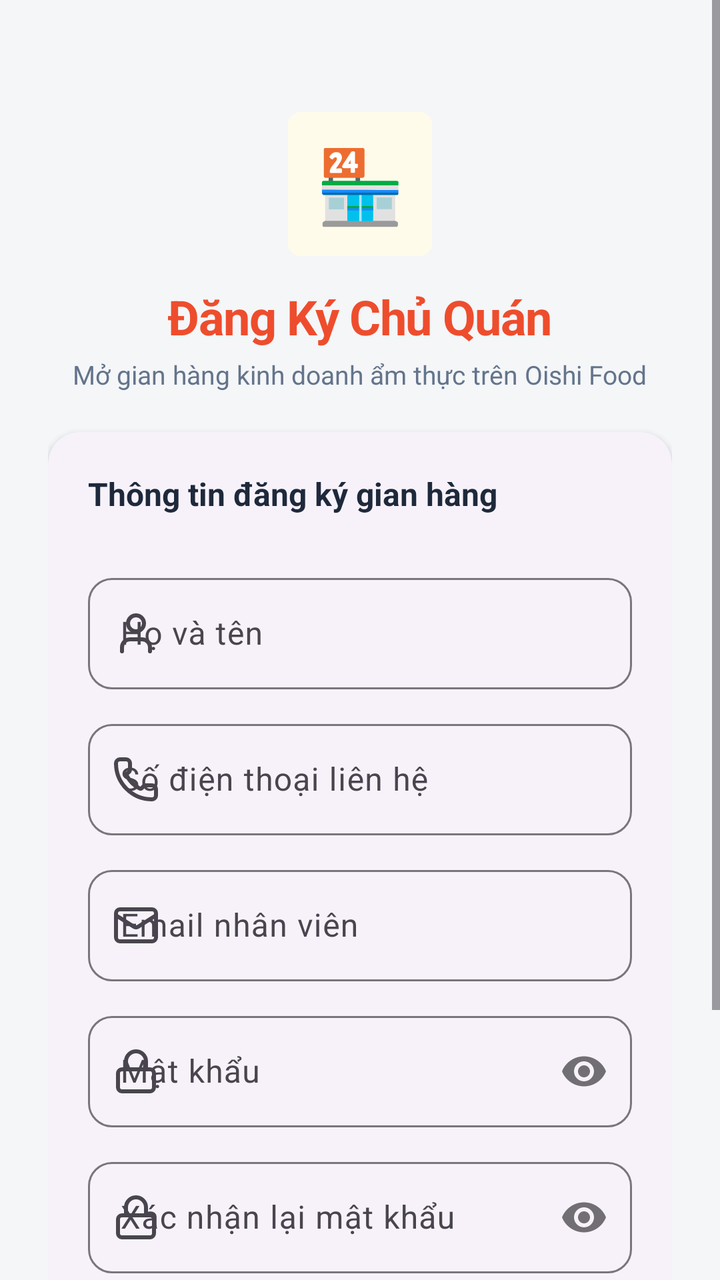
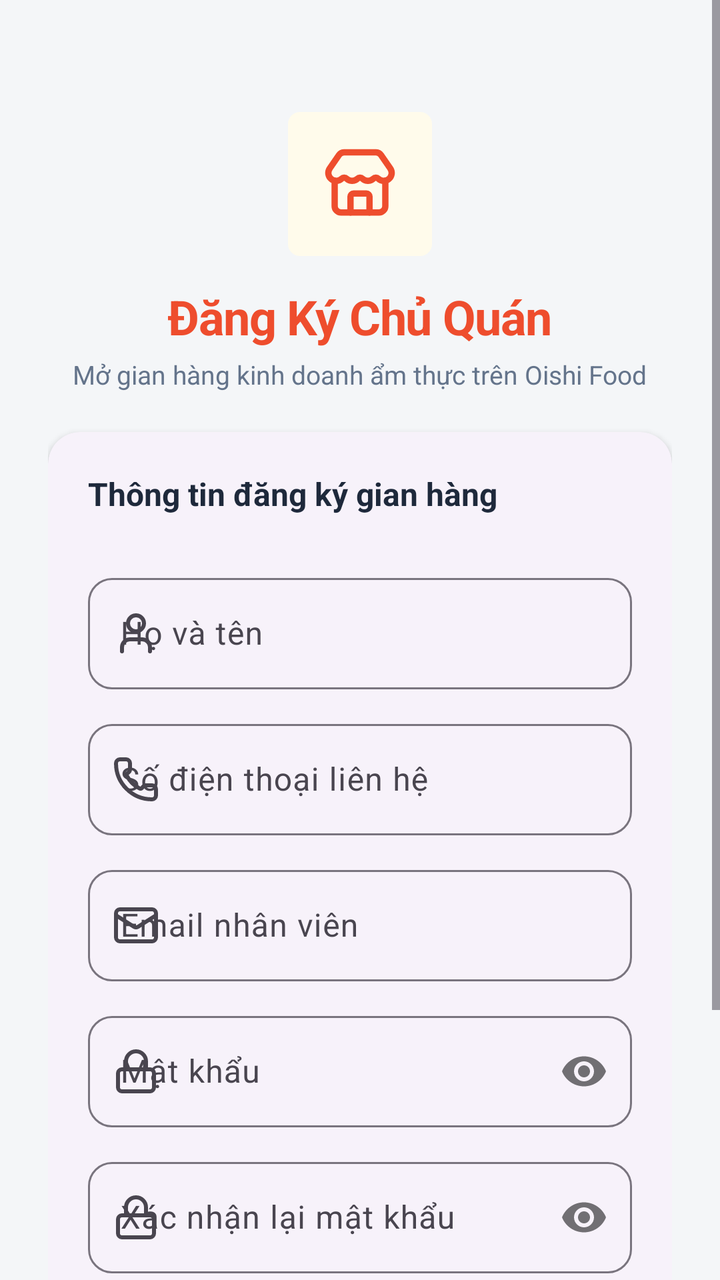

Compare the two renders of this Android layout. The source of the first and the diff that turns it into the second are given below.
<!-- AndroidManifest.xml: application theme Theme.FoodOrder.Internal -->
<!-- res/layout/activity_register_internal.xml -->
<?xml version="1.0" encoding="utf-8"?>
<ScrollView xmlns:android="http://schemas.android.com/apk/res/android"
    xmlns:app="http://schemas.android.com/apk/res-auto"
    android:layout_width="match_parent"
    android:layout_height="match_parent"
    android:background="@color/background"
    android:fitsSystemWindows="true"
    android:fillViewport="true">

    <androidx.constraintlayout.widget.ConstraintLayout
        android:layout_width="match_parent"
        android:layout_height="wrap_content"
        android:padding="24dp">

        
        <FrameLayout
            android:id="@+id/logoBoxRegister"
            android:layout_width="72dp"
            android:layout_height="72dp"
            android:layout_marginTop="32dp"
            android:background="@drawable/bg_badge_orange"
            app:layout_constraintEnd_toEndOf="parent"
            app:layout_constraintStart_toStartOf="parent"
            app:layout_constraintTop_toTopOf="parent">

            <TextView
                android:layout_width="wrap_content"
                android:layout_height="wrap_content"
                android:layout_gravity="center"
                android:text="🏪"
                android:textSize="36sp" />
        </FrameLayout>

        <TextView
            android:id="@+id/tvRegisterTitle"
            android:layout_width="wrap_content"
            android:layout_height="wrap_content"
            android:layout_marginTop="14dp"
            android:letterSpacing="-0.02"
            android:text="Đăng Ký Chủ Quán"
            android:textColor="@color/primary"
            android:textSize="24sp"
            android:textStyle="bold"
            app:layout_constraintEnd_toEndOf="parent"
            app:layout_constraintStart_toStartOf="parent"
            app:layout_constraintTop_toBottomOf="@id/logoBoxRegister" />

        <TextView
            android:id="@+id/tvRegisterSubtitle"
            android:layout_width="wrap_content"
            android:layout_height="wrap_content"
            android:layout_marginTop="4dp"
            android:text="Mở gian hàng kinh doanh ẩm thực trên Oishi Food"
            android:textColor="@color/text_secondary"
            android:textSize="13sp"
            app:layout_constraintEnd_toEndOf="parent"
            app:layout_constraintStart_toStartOf="parent"
            app:layout_constraintTop_toBottomOf="@id/tvRegisterTitle" />

        
        <com.google.android.material.card.MaterialCardView
            android:id="@+id/cardRegisterInternal"
            style="@style/Widget.Material3.CardView.Elevated"
            android:layout_width="match_parent"
            android:layout_height="wrap_content"
            android:layout_marginTop="20dp"
            app:cardCornerRadius="16dp"
            app:cardElevation="2dp"
            app:layout_constraintTop_toBottomOf="@id/tvRegisterSubtitle">

            <LinearLayout
                android:layout_width="match_parent"
                android:layout_height="wrap_content"
                android:orientation="vertical"
                android:padding="20dp">

                <TextView
                    android:layout_width="wrap_content"
                    android:layout_height="wrap_content"
                    android:layout_marginBottom="14dp"
                    android:text="Thông tin đăng ký gian hàng"
                    android:textColor="@color/text_primary"
                    android:textSize="16sp"
                    android:textStyle="bold" />

                
                <com.google.android.material.textfield.TextInputLayout
                    android:id="@+id/tilRegisterName"
                    style="@style/Widget.Internal.TextInput"
                    android:layout_width="match_parent"
                    android:layout_height="wrap_content"
                    android:layout_marginTop="12dp"
                    android:hint="Họ và tên"
                    app:startIconDrawable="@drawable/ic_user">

                    <com.google.android.material.textfield.TextInputEditText
                        android:id="@+id/etRegisterName"
                        android:layout_width="match_parent"
                        android:layout_height="wrap_content"
                        android:inputType="textPersonName"
                        android:textColor="@color/text_primary" />
                </com.google.android.material.textfield.TextInputLayout>

                
                <com.google.android.material.textfield.TextInputLayout
                    android:id="@+id/tilRegisterPhone"
                    style="@style/Widget.Internal.TextInput"
                    android:layout_width="match_parent"
                    android:layout_height="wrap_content"
                    android:layout_marginTop="12dp"
                    android:hint="Số điện thoại liên hệ"
                    app:startIconDrawable="@drawable/ic_phone">

                    <com.google.android.material.textfield.TextInputEditText
                        android:id="@+id/etRegisterPhone"
                        android:layout_width="match_parent"
                        android:layout_height="wrap_content"
                        android:inputType="phone"
                        android:textColor="@color/text_primary" />
                </com.google.android.material.textfield.TextInputLayout>

                
                <com.google.android.material.textfield.TextInputLayout
                    android:id="@+id/tilRegisterEmail"
                    style="@style/Widget.Internal.TextInput"
                    android:layout_width="match_parent"
                    android:layout_height="wrap_content"
                    android:layout_marginTop="12dp"
                    android:hint="@string/email_hint"
                    app:startIconDrawable="@drawable/ic_mail">

                    <com.google.android.material.textfield.TextInputEditText
                        android:id="@+id/etRegisterEmail"
                        android:layout_width="match_parent"
                        android:layout_height="wrap_content"
                        android:inputType="textEmailAddress"
                        android:textColor="@color/text_primary" />
                </com.google.android.material.textfield.TextInputLayout>

                
                <com.google.android.material.textfield.TextInputLayout
                    android:id="@+id/tilRegisterPassword"
                    style="@style/Widget.Internal.TextInput"
                    android:layout_width="match_parent"
                    android:layout_height="wrap_content"
                    android:layout_marginTop="12dp"
                    android:hint="@string/password_hint"
                    app:passwordToggleEnabled="true"
                    app:startIconDrawable="@drawable/ic_lock">

                    <com.google.android.material.textfield.TextInputEditText
                        android:id="@+id/etRegisterPassword"
                        android:layout_width="match_parent"
                        android:layout_height="wrap_content"
                        android:inputType="textPassword"
                        android:textColor="@color/text_primary" />
                </com.google.android.material.textfield.TextInputLayout>

                
                <com.google.android.material.textfield.TextInputLayout
                    android:id="@+id/tilRegisterConfirmPassword"
                    style="@style/Widget.Internal.TextInput"
                    android:layout_width="match_parent"
                    android:layout_height="wrap_content"
                    android:layout_marginTop="12dp"
                    android:hint="Xác nhận lại mật khẩu"
                    app:passwordToggleEnabled="true"
                    app:startIconDrawable="@drawable/ic_lock">

                    <com.google.android.material.textfield.TextInputEditText
                        android:id="@+id/etRegisterConfirmPassword"
                        android:layout_width="match_parent"
                        android:layout_height="wrap_content"
                        android:inputType="textPassword"
                        android:textColor="@color/text_primary" />
                </com.google.android.material.textfield.TextInputLayout>

                
                <com.google.android.material.button.MaterialButton
                    android:id="@+id/btnSubmitRegister"
                    style="@style/Widget.Internal.Button"
                    android:layout_width="match_parent"
                    android:layout_height="52dp"
                    android:layout_marginTop="20dp"
                    android:backgroundTint="@color/primary"
                    android:text="Đăng Ký Đối Tác"
                    android:textColor="@color/on_primary" />

                <ProgressBar
                    android:id="@+id/progressBarRegister"
                    android:layout_width="wrap_content"
                    android:layout_height="wrap_content"
                    android:layout_gravity="center"
                    android:layout_marginTop="12dp"
                    android:visibility="gone" />

            </LinearLayout>
        </com.google.android.material.card.MaterialCardView>

        
        <LinearLayout
            android:layout_width="wrap_content"
            android:layout_height="wrap_content"
            android:layout_marginTop="16dp"
            android:layout_marginBottom="24dp"
            android:orientation="horizontal"
            app:layout_constraintBottom_toBottomOf="parent"
            app:layout_constraintEnd_toEndOf="parent"
            app:layout_constraintStart_toStartOf="parent"
            app:layout_constraintTop_toBottomOf="@id/cardRegisterInternal">

            <TextView
                android:layout_width="wrap_content"
                android:layout_height="wrap_content"
                android:text="Đã có tài khoản đối tác? "
                android:textColor="@color/text_secondary"
                android:textSize="13.5sp" />

            <TextView
                android:id="@+id/tvBackToLogin"
                android:layout_width="wrap_content"
                android:layout_height="wrap_content"
                android:text="Đăng nhập ngay"
                android:textColor="@color/primary"
                android:textSize="13.5sp"
                android:textStyle="bold" />
        </LinearLayout>

    </androidx.constraintlayout.widget.ConstraintLayout>
</ScrollView>
<!-- resources referenced by this layout -->
<resources>
  <color name="background">#F4F6F8</color>
  <color name="on_primary">#FFFFFF</color>
  <color name="primary">#EE4D2D</color>
  <color name="text_primary">#1E293B</color>
  <color name="text_secondary">#64748B</color>
  <!-- drawable bg_badge_orange (drawable) -->
  <?xml version="1.0" encoding="utf-8"?>
  <shape xmlns:android="http://schemas.android.com/apk/res/android"
      android:shape="rectangle">
      <corners android:radius="6dp" />
      <solid android:color="@color/brand_orange_bg" />
  </shape>
  <!-- drawable ic_phone (drawable) -->
  <vector xmlns:android="http://schemas.android.com/apk/res/android"
      android:width="24dp"
      android:height="24dp"
      android:viewportWidth="24"
      android:viewportHeight="24">
      <path
          android:strokeColor="#FF000000"
          android:strokeWidth="2"
          android:strokeLineCap="round"
          android:strokeLineJoin="round"
          android:pathData="M13.832 16.568a1 1 0 0 0 1.213-.303l.355-.465A2 2 0 0 1 17 15h3a2 2 0 0 1 2 2v3a2 2 0 0 1-2 2A18 18 0 0 1 2 4a2 2 0 0 1 2-2h3a2 2 0 0 1 2 2v3a2 2 0 0 1-.8 1.6l-.468.351a1 1 0 0 0-.292 1.233 14 14 0 0 0 6.392 6.384" />
  </vector>
  <string name="email_hint">Email nhân viên</string>
  <string name="password_hint">Mật khẩu</string>
  <style name="Widget.Internal.Button" parent="Widget.Material3.Button">
          <item name="android:textAllCaps">false</item>
          <item name="cornerRadius">12dp</item>
          <item name="android:textSize">16sp</item>
      </style>
  <style name="Widget.Internal.TextInput" parent="Widget.Material3.TextInputLayout.OutlinedBox">
          <item name="boxCornerRadiusTopStart">12dp</item>
          <item name="boxCornerRadiusTopEnd">12dp</item>
          <item name="boxCornerRadiusBottomStart">12dp</item>
          <item name="boxCornerRadiusBottomEnd">12dp</item>
      </style>
  <style name="Theme.FoodOrder.Internal" parent="Theme.Material3.Light.NoActionBar">
          <item name="colorPrimary">@color/primary</item>
          <item name="colorPrimaryVariant">@color/primary_variant</item>
          <item name="colorOnPrimary">@color/on_primary</item>
          <item name="colorSecondary">@color/secondary</item>
          <item name="colorOnSecondary">@color/on_secondary</item>
          <item name="android:colorBackground">@color/background</item>
          <item name="colorSurface">@color/surface</item>
          <item name="colorOnSurface">@color/on_surface</item>
          <item name="android:statusBarColor">@color/primary</item>
      </style>
  <color name="brand_orange_bg">#FFFBEB</color>
  <color name="primary_variant">#D73211</color>
  <color name="secondary">#2563EB</color>
  <color name="on_secondary">#FFFFFF</color>
  <color name="surface">#FFFFFF</color>
  <color name="on_surface">#1E293B</color>
  <!-- unchanged entries left out for length: 3 -->
</resources>

<!-- the commit's change to res/layout/activity_register_internal.xml (unified diff, before → after) -->
@@ -23,12 +23,12 @@
             app:layout_constraintStart_toStartOf="parent"
             app:layout_constraintTop_toTopOf="parent">
 
-            <TextView
-                android:layout_width="wrap_content"
-                android:layout_height="wrap_content"
+            <ImageView
+                android:layout_width="38dp"
+                android:layout_height="38dp"
                 android:layout_gravity="center"
-                android:text="🏪"
-                android:textSize="36sp" />
+                app:srcCompat="@drawable/ic_store"
+                app:tint="@color/primary" />
         </FrameLayout>
 
         <TextView
<!-- resource entries referenced after the edit -->
@@ -24,6 +24,31 @@
           android:strokeLineCap="round"
           android:strokeLineJoin="round"
           android:pathData="M13.832 16.568a1 1 0 0 0 1.213-.303l.355-.465A2 2 0 0 1 17 15h3a2 2 0 0 1 2 2v3a2 2 0 0 1-2 2A18 18 0 0 1 2 4a2 2 0 0 1 2-2h3a2 2 0 0 1 2 2v3a2 2 0 0 1-.8 1.6l-.468.351a1 1 0 0 0-.292 1.233 14 14 0 0 0 6.392 6.384" />
+  </vector>
+  <!-- drawable ic_store (drawable) -->
+  <vector xmlns:android="http://schemas.android.com/apk/res/android"
+      android:width="24dp"
+      android:height="24dp"
+      android:viewportWidth="24"
+      android:viewportHeight="24">
+      <path
+          android:strokeColor="#FF000000"
+          android:strokeWidth="2"
+          android:strokeLineCap="round"
+          android:strokeLineJoin="round"
+          android:pathData="M15 21v-5a1 1 0 0 0-1-1h-4a1 1 0 0 0-1 1v5" />
+      <path
+          android:strokeColor="#FF000000"
+          android:strokeWidth="2"
+          android:strokeLineCap="round"
+          android:strokeLineJoin="round"
+          android:pathData="M17.774 10.31a1.12 1.12 0 0 0-1.549 0 2.5 2.5 0 0 1-3.451 0 1.12 1.12 0 0 0-1.548 0 2.5 2.5 0 0 1-3.452 0 1.12 1.12 0 0 0-1.549 0 2.5 2.5 0 0 1-3.77-3.248l2.889-4.184A2 2 0 0 1 7 2h10a2 2 0 0 1 1.653.873l2.895 4.192a2.5 2.5 0 0 1-3.774 3.244" />
+      <path
+          android:strokeColor="#FF000000"
+          android:strokeWidth="2"
+          android:strokeLineCap="round"
+          android:strokeLineJoin="round"
+          android:pathData="M4 10.95V19a2 2 0 0 0 2 2h12a2 2 0 0 0 2-2v-8.05" />
   </vector>
   <string name="email_hint">Email nhân viên</string>
   <string name="password_hint">Mật khẩu</string>
